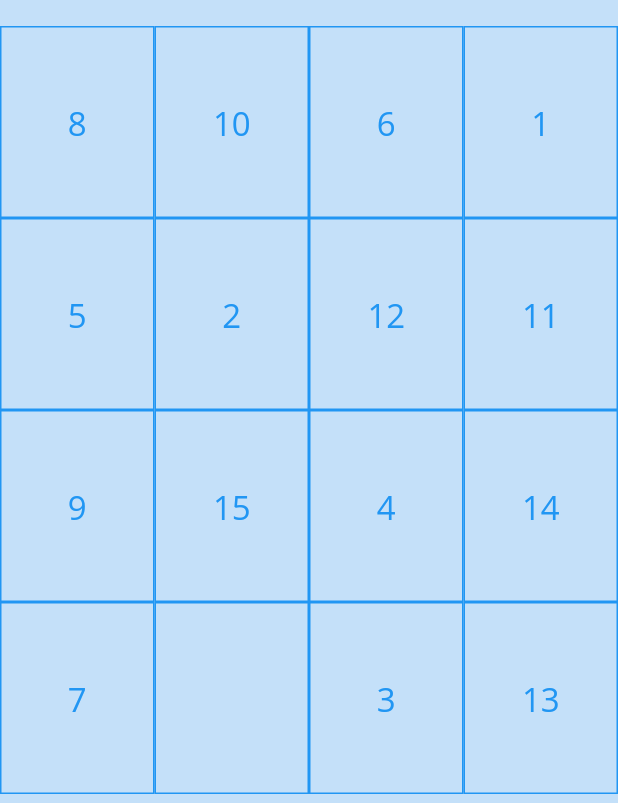
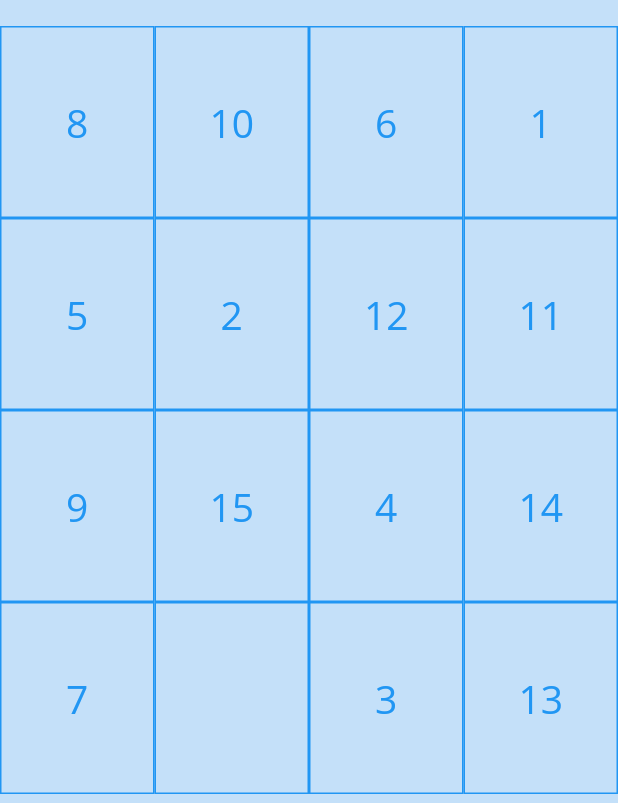
Before and after one commit to maaamorim/xPuzzle, a Flutter app: the screen it shows after launch, after a tap on "Jogar", on a phone screen of 412 x 824 dp. Shown: the part 314-1117 px from the top of the screen. Run offline on Flutter 3.47's test engine with Material 2 defaults, Android fonts, the phone set to English and light mode, and no system bars.

Commit message:
Tornar tamanho do texto do botão dependente da dimensão da matriz de números

```diff
--- a/lib/screens/game/components/number_block.dart
+++ b/lib/screens/game/components/number_block.dart
@@ -3,19 +3,31 @@ import 'package:flutter/material.dart';
 /// Componente que representa um bloco com número
 class NumberBlock extends StatelessWidget {
   final String _numero;
-  final Function(String) _f;
+  final Function(String) _callbackApertarBotao;
+  final int _dimensao;
 
-  NumberBlock(this._numero, this._f);
+  NumberBlock(this._numero, this._callbackApertarBotao, this._dimensao);
+
+  /// Retorna o tamanho do texto do botão baseado no valor da dimensão da
+  /// matriz contido em _dimensao
+  double _gerarTamanhoTextoBotao() {
+    if (_dimensao == 3) return 32;
+    if (_dimensao == 4) return 26;
+    if (_dimensao == 5) return 24;
+    if (_dimensao == 6) return 22;
+    throw ('Erro ao gerar tamanho do botão');
+  }
 
   @override
   Widget build(BuildContext context) {
     return Expanded(
       child: Container(
           child: FlatButton(
-              onPressed: () => {_f(_numero)},
+              onPressed: () => {_callbackApertarBotao(_numero)},
               child: Text(
                 _numero,
-                style: TextStyle(fontSize: 22, color: Colors.blue),
+                style: TextStyle(
+                    fontSize: _gerarTamanhoTextoBotao(), color: Colors.blue),
               )),
           decoration: BoxDecoration(border: Border.all(color: Colors.blue))),
     );
--- a/lib/screens/game/components/number_board.dart
+++ b/lib/screens/game/components/number_board.dart
@@ -139,7 +139,7 @@ class _NumberBoardState extends State<NumberBoard> {
   List<Widget> _gerarWidgetMatrizNumeros() {
     List<Widget> _linhas = List();
     _matrizNumeros.forEach((lista) {
-      _linhas.add(NumberRow(lista, _apertarBotao));
+      _linhas.add(NumberRow(lista, _apertarBotao, _dimensaoMatriz));
     });
     return _linhas;
   }
--- a/lib/screens/game/components/number_row.dart
+++ b/lib/screens/game/components/number_row.dart
@@ -4,14 +4,15 @@ import 'number_block.dart';
 /// Componente que representa uma linha de números
 class NumberRow extends StatelessWidget {
   final List<String> _numeros;
-  final Function(String) _f;
+  final Function(String) __callbackApertarBotao;
+  final int _dimensao;
 
-  NumberRow(this._numeros, this._f);
+  NumberRow(this._numeros, this.__callbackApertarBotao, this._dimensao);
 
   List<Widget> _gerarNumeros() {
     List<Widget> _listaNumeros = List();
     _numeros.forEach((numero) {
-      _listaNumeros.add(NumberBlock(numero, _f));
+      _listaNumeros.add(NumberBlock(numero, __callbackApertarBotao, _dimensao));
     });
     return _listaNumeros;
   }
```
